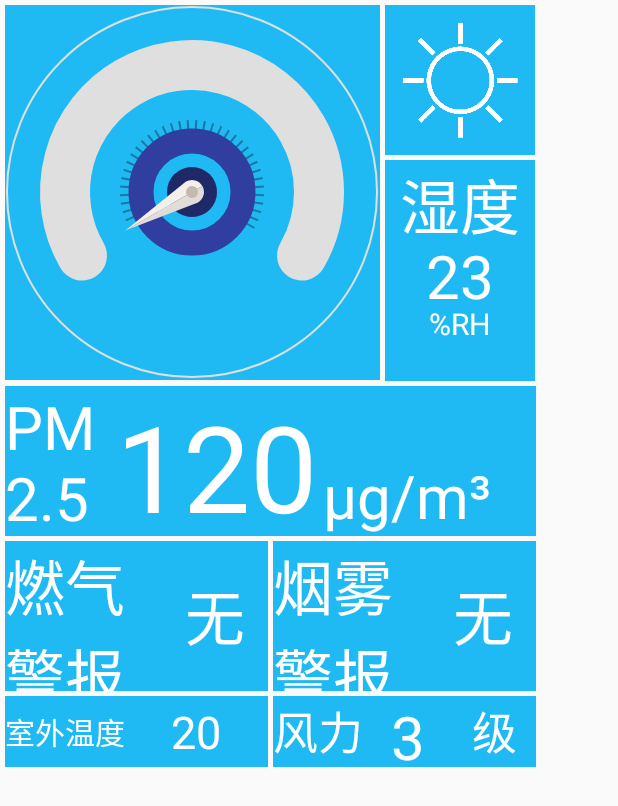
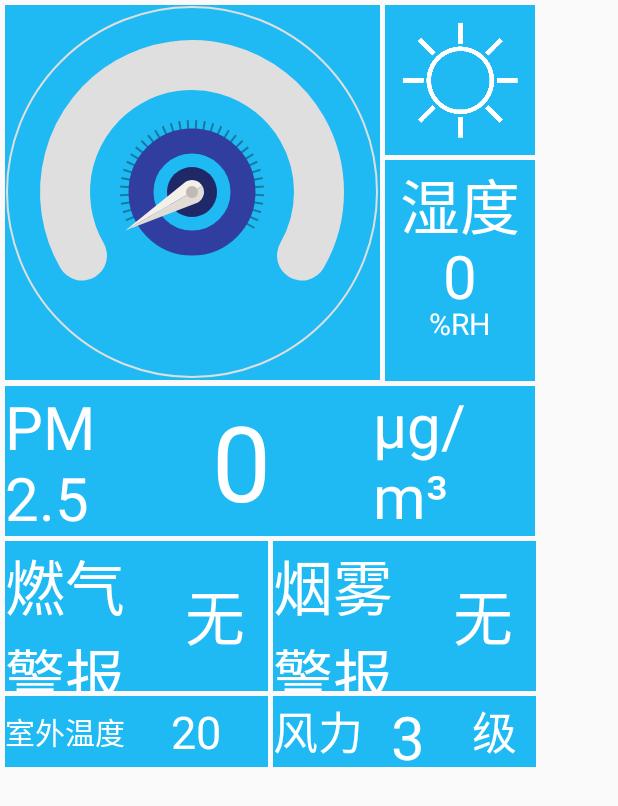
Before and after one commit to NEUDessert/Mojito_Client, an Android app: the layout fragment_weather.xml on its own in the app's theme, with its tools: preview values and no code run, on a phone screen of 412 x 824 dp. Shown: the top 806 px of the screen. Run offline under Robolectric (Android 15) with nearby library versions, the phone set to English and light mode, and no system bars.

Commit message:
哈哈哈哈哈哈哈！

```diff
--- a/app/src/main/AndroidManifest.xml
+++ b/app/src/main/AndroidManifest.xml
@@ -15,7 +15,6 @@
     <uses-permission android:name="android.permission.WRITE_EXTERNAL_STORAGE" />
     <uses-permission android:name="android.permission.READ_EXTERNAL_STORAGE" />
     <uses-permission android:name="android.permission.MOUNT_UNMOUNT_FILESYSTEMS" />
-    <uses-permission android:name="android.permission.READ_LOGS" />
 
     <application
         android:allowBackup="true"
@@ -37,8 +36,7 @@
         <service
             android:name=".UsbSerial.UsbService"
             android:enabled="true" />
-
-        <activity android:name=".LocationDevID.locationDevIDActivity" />
+        <activity android:name=".LocationDevID.locationDevIDActivity"></activity>
     </application>
 
 </manifest>
--- a/app/src/main/java/dessert/chenxi/li/dessert_ui/MainActivity.java
+++ b/app/src/main/java/dessert/chenxi/li/dessert_ui/MainActivity.java
@@ -464,7 +464,7 @@ public class MainActivity extends AppCompatActivity {
                 Log.i("Info", temp+";"+hum+";"+pm);
 
                 try {
-                    Thread.sleep(8000);// 线程暂停10秒，单位毫秒
+                    Thread.sleep(1000);// 线程暂停1秒，单位毫秒
                     OkHttpUtil.postMoreParams(url, account, deviceID, temp, hum, pm, gas, fire, ir);
                 } catch (InterruptedException e) {
                     // TODO Auto-generated catch block
--- a/app/src/main/java/dessert/chenxi/li/dessert_ui/WeatherFragment/WeatherFragment.java
+++ b/app/src/main/java/dessert/chenxi/li/dessert_ui/WeatherFragment/WeatherFragment.java
@@ -202,7 +202,7 @@ public class WeatherFragment extends Fragment {
             // TODO Auto-generated method stub
             while (true) {
                 try {
-                    Thread.sleep(10000);// 线程暂停5秒，单位毫秒
+                    Thread.sleep(1000);// 线程暂停1秒，单位毫秒
                     Message message = new Message();
                     Bundle bundle=new Bundle();
                     bundle.putString("temp", MainActivity.getTempW());
--- a/app/src/main/res/layout/fragment_weather.xml
+++ b/app/src/main/res/layout/fragment_weather.xml
@@ -80,7 +80,7 @@
                                     android:layout_gravity="center" />
 
                                 <TextView
-                                    android:text="23"
+                                    android:text="0"
                                     android:id="@+id/tv_hum"
                                     android:layout_width="wrap_content"
                                     android:layout_height="45dp"
@@ -139,16 +139,16 @@
                             android:textColor="@color/white"
                             android:background="@color/bg_gray"/>
                         <TextView
-                            android:text="120"
+                            android:text="0"
                             android:id="@+id/tv_pm25"
-                            android:layout_width="142dp"
+                            android:layout_width="175dp"
                             android:layout_height="match_parent"
-                            android:textSize="80sp"
+                            android:textSize="70sp"
                             android:textColor="@color/white"
                             android:gravity="center"
                             android:background="@color/bg_gray"/>
                         <TextView
-                            android:layout_width="142dp"
+                            android:layout_width="108dp"
                             android:layout_height="match_parent"
                             android:text="@string/current_PM_unit"
                             android:textSize="40sp"
```
